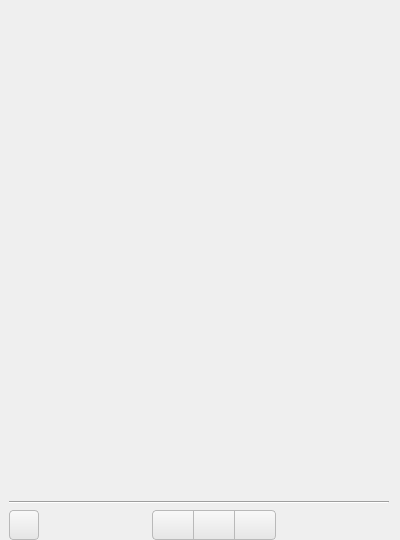
The window that ui/mediadisplay.ui (clannable/tagdictionary) describes before a commit, drawn with Qt 5.
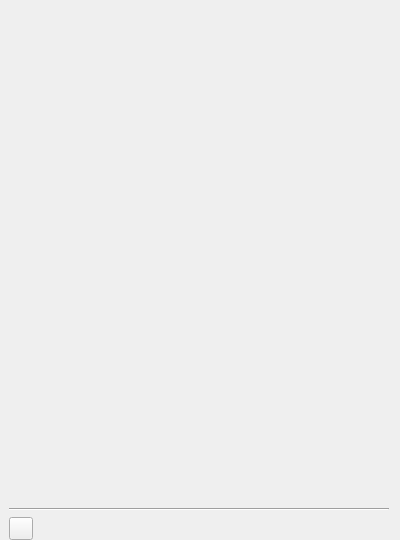
The same window after the commit. Icons and pictures are not drawn.

Commit message: Switch to using style sheets

Patch:
```diff
--- a/ui/mediadisplay.ui
+++ b/ui/mediadisplay.ui
@@ -53,41 +53,6 @@
    </item>
    <item>
     <widget class="QWidget" name="pageButtons" native="true">
-     <property name="styleSheet">
-      <string notr="true">QPushButton {
-	width: 40px;
-	height: 28px;
-}
-
-QToolButton {
-	width: 25px;
-	height: 25px;
-}
-
-QPushButton, QToolButton {
-	border-radius: 4px;
-	border: 1px solid #b9b9b9;
-	background-color: qlineargradient(x1: 0, y1: 0, x2: 0, y2: 1, stop: 0 #f9f9f9, stop: 1 #e5e5e5);
-	color: #3a3a3a; 
-
-}
-
-QPushButton:hover, QToolButton:hover {
-	background-color: qlineargradient(x1: 0, y1: 0, x2: 0, y2: 1, stop: 0 #c9c9c9, stop: 1 #a5a5a5);
-    border-color: #8f8f8f;
-}
-
-QPushButton:pressed, QToolButton:pressed {
-	background-color: qlineargradient(x1: 0, y1: 0, x2: 0, y2: 1, stop: 0 #a9a9a9, stop: 1 #959595);
-    border-color: #8f8f8f;
-}
-
-QPushButton:disabled, QToolButton:disabled {
-	background: qlineargradient(x1: 0, y1: 0, x2: 0, y2: 1, stop: 0 #eaeaea, stop: 1 #c5c5c5);
-	border-color: #bebebe;
-	color: #bebebe;
-}</string>
-     </property>
      <layout class="QHBoxLayout" name="horizontalLayout" stretch="0,1,0,1">
       <property name="spacing">
        <number>5</number>
```
The commit also changes 9 other files.
